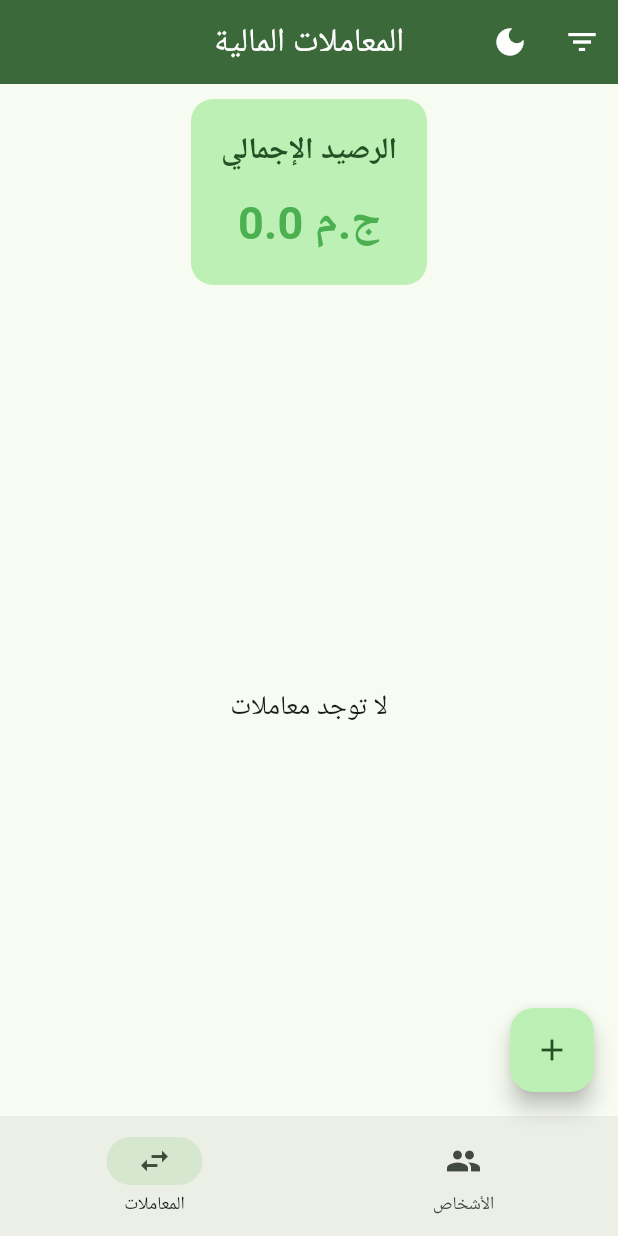
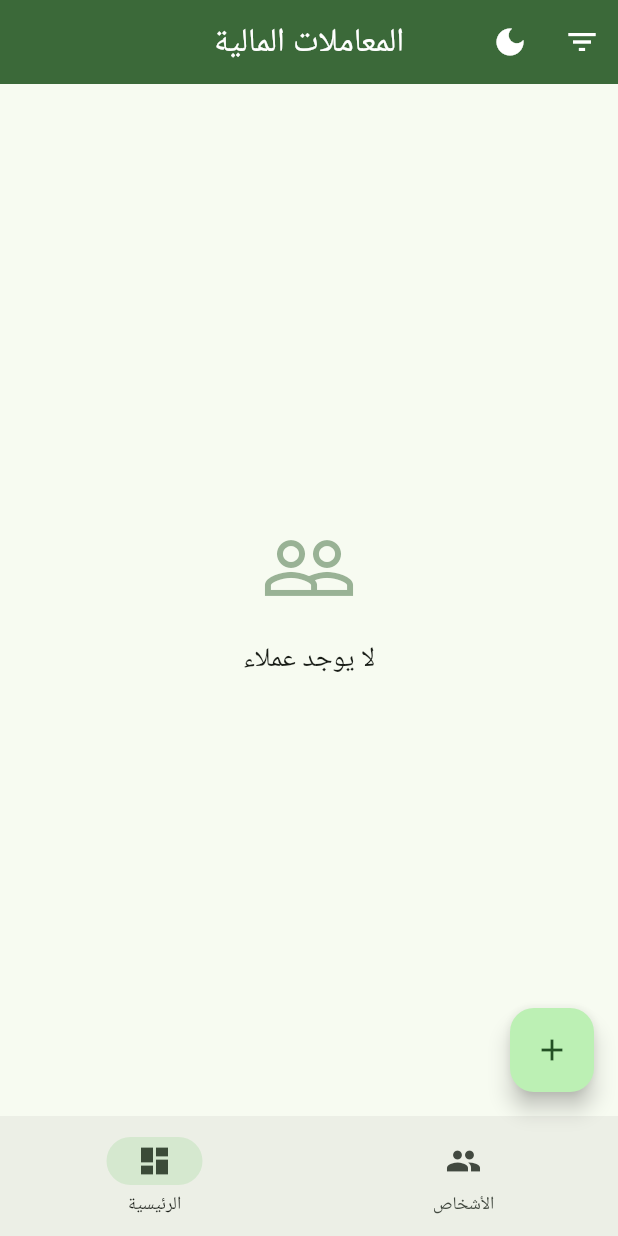
Before and after one commit to Dev-3li/Flutter-First-App, a Flutter app: the screen it shows after launch, on a phone screen of 412 x 824 dp. Run offline on Flutter 3.47's test engine with Material 3 defaults, Android fonts, the phone set to English and light mode, and no system bars; Roboto replaces fonts that are missing (Cairo).

Commit message:
تحسينات كبيرة على التطبيق: - إضافة كروت العملاء في الصفحة الرئيسية - تحسين الألوان لتكون أكثر راحة للعين - تحسين التصميم العام

```diff
--- a/lib/main.dart
+++ b/lib/main.dart
@@ -28,7 +28,7 @@ class _MyAppState extends State<MyApp> {
       title: 'إدارة العمليات المالية',
       theme: ThemeData(
         colorScheme: ColorScheme.fromSeed(
-          seedColor: Colors.green,
+          seedColor: const Color(0xFF4CAF50),
           brightness: Brightness.light,
         ),
         useMaterial3: true,
@@ -36,9 +36,14 @@ class _MyAppState extends State<MyApp> {
       ),
       darkTheme: ThemeData(
         colorScheme: ColorScheme.fromSeed(
-          seedColor: Colors.green,
+          seedColor: const Color(0xFF4CAF50),
           brightness: Brightness.dark,
+          background: const Color(0xFF1A1A1A),
+          surface: const Color(0xFF252525),
+          primary: const Color(0xFF4CAF50),
+          secondary: const Color(0xFF66BB6A),
         ),
+        scaffoldBackgroundColor: const Color(0xFF1A1A1A),
         useMaterial3: true,
         fontFamily: 'Cairo',
       ),
@@ -87,7 +92,6 @@ class _HomePageState extends State<HomePage> {
   }
 
   void _deletePerson(Person person) {
-    // التحقق من عدم وجود معاملات للشخص
     final hasTransactions = transactions.any((t) => t.person == person);
     if (hasTransactions) {
       showDialog(
@@ -124,7 +128,6 @@ class _HomePageState extends State<HomePage> {
         ),
         centerTitle: true,
         actions: [
-          // زر تبديل الثيم
           IconButton(
             icon: Icon(
               isDark ? Icons.light_mode : Icons.dark_mode,
@@ -146,7 +149,6 @@ class _HomePageState extends State<HomePage> {
       body: IndexedStack(
         index: _selectedIndex,
         children: [
-          // شاشة المعاملات
           Column(
             children: [
               if (_showFilter)
@@ -174,80 +176,110 @@ class _HomePageState extends State<HomePage> {
                     },
                   ),
                 ),
-              // الرصيد الإجمالي
-              Container(
-                padding: const EdgeInsets.all(20),
-                margin: const EdgeInsets.all(10),
-                decoration: BoxDecoration(
-                  color: Theme.of(context).colorScheme.primaryContainer,
-                  borderRadius: BorderRadius.circular(15),
+              Expanded(
+                child: people.isEmpty
+                    ? Center(
+                        child: Column(
+                          mainAxisAlignment: MainAxisAlignment.center,
+                          children: [
+                            Icon(
+                              Icons.people_outline,
+                              size: 64,
+                              color: Theme.of(context).colorScheme.primary.withOpacity(0.5),
                             ),
-                child: Column(
-                  children: [
+                            const SizedBox(height: 16),
                             Text(
-                      'الرصيد الإجمالي',
+                              'لا يوجد عملاء',
                               style: TextStyle(
-                        fontSize: 20,
-                        fontWeight: FontWeight.bold,
-                        color: Theme.of(context).colorScheme.onPrimaryContainer,
-                      ),
-                    ),
-                    const SizedBox(height: 10),
-                    Text(
-                      '$totalBalance ج.م',
-                      style: TextStyle(
-                        fontSize: 30,
-                        fontWeight: FontWeight.bold,
-                        color: totalBalance >= 0 ? Colors.green : Colors.red,
+                                fontSize: 18,
+                                color: Theme.of(context).colorScheme.onSurface,
                               ),
                             ),
                           ],
                         ),
+                      )
+                    : GridView.builder(
+                        padding: const EdgeInsets.all(16),
+                        gridDelegate: const SliverGridDelegateWithFixedCrossAxisCount(
+                          crossAxisCount: 2,
+                          childAspectRatio: 1,
+                          crossAxisSpacing: 16,
+                          mainAxisSpacing: 16,
                         ),
-              // قائمة المعاملات
-              Expanded(
-                child: transactions.isEmpty
-                    ? const Center(
+                        itemCount: people.length,
+                        itemBuilder: (context, index) {
+                          final person = people[index];
+                          final personTransactions = transactions.where((t) => t.person == person).toList();
+                          double balance = 0;
+                          for (var transaction in personTransactions) {
+                            if (transaction.type == TransactionType.credit) {
+                              balance += transaction.amount;
+                            } else {
+                              balance -= transaction.amount;
+                            }
+                          }
+
+                          return Card(
+                            elevation: 4,
+                            child: InkWell(
+                              onTap: () {
+                                // TODO: عرض تفاصيل العميل
+                              },
+                              child: Padding(
+                                padding: const EdgeInsets.all(16),
+                                child: Column(
+                                  mainAxisAlignment: MainAxisAlignment.center,
+                                  children: [
+                                    CircleAvatar(
+                                      radius: 30,
+                                      backgroundColor: Theme.of(context).colorScheme.primary,
                                       child: Text(
-                          'لا توجد معاملات',
-                          style: TextStyle(fontSize: 18),
-                        ),
-                      )
-                    : ListView.builder(
-                        itemCount: transactions.length,
-                        itemBuilder: (context, index) {
-                          final transaction = transactions[index];
-                          if (_showFilter && transaction.type != _filterType) {
-                            return const SizedBox.shrink();
-                          }
-                          return Card(
-                            margin: const EdgeInsets.symmetric(
-                              horizontal: 10,
-                              vertical: 5,
-                            ),
-                            child: ListTile(
-                              leading: CircleAvatar(
-                                backgroundColor: transaction.type == TransactionType.credit
-                                    ? Colors.green
-                                    : Colors.red,
-                                child: Icon(
-                                  transaction.type == TransactionType.credit
-                                      ? Icons.arrow_circle_up
-                                      : Icons.arrow_circle_down,
-                                  color: Colors.white,
+                                        person.name[0],
+                                        style: TextStyle(
+                                          fontSize: 24,
+                                          color: Theme.of(context).colorScheme.onPrimary,
                                         ),
                                       ),
-                              title: Text(transaction.description),
-                              subtitle: Text(
-                                '${transaction.person.name} - ${_formatDate(transaction.date)}',
                                     ),
-                              trailing: Text(
-                                '${transaction.type == TransactionType.credit ? '+' : '-'} ${transaction.amount} ج.م',
+                                    const SizedBox(height: 12),
+                                    Text(
+                                      person.name,
+                                      style: const TextStyle(
+                                        fontSize: 16,
+                                        fontWeight: FontWeight.bold,
+                                      ),
+                                      textAlign: TextAlign.center,
+                                      maxLines: 1,
+                                      overflow: TextOverflow.ellipsis,
+                                    ),
+                                    if (person.phone != null) ...[
+                                      const SizedBox(height: 4),
+                                      Text(
+                                        person.phone!,
                                         style: TextStyle(
-                                  color: transaction.type == TransactionType.credit
-                                      ? Colors.green
-                                      : Colors.red,
+                                          fontSize: 12,
+                                          color: Theme.of(context).colorScheme.onSurfaceVariant,
+                                        ),
+                                        textAlign: TextAlign.center,
+                                      ),
+                                    ],
+                                    const SizedBox(height: 8),
+                                    Text(
+                                      '${balance.abs()} ج.م',
+                                      style: TextStyle(
+                                        fontSize: 18,
                                         fontWeight: FontWeight.bold,
+                                        color: balance >= 0 ? Colors.green : Colors.red,
+                                      ),
+                                    ),
+                                    Text(
+                                      balance >= 0 ? 'دائن' : 'مدين',
+                                      style: TextStyle(
+                                        fontSize: 12,
+                                        color: Theme.of(context).colorScheme.onSurfaceVariant,
+                                      ),
+                                    ),
+                                  ],
                                 ),
                               ),
                             ),
@@ -257,7 +289,6 @@ class _HomePageState extends State<HomePage> {
               ),
             ],
           ),
-          // شاشة الأشخاص
           PeopleScreen(
             people: people,
             onAdd: _addPerson,
@@ -274,8 +305,8 @@ class _HomePageState extends State<HomePage> {
         },
         destinations: const [
           NavigationDestination(
-            icon: Icon(Icons.swap_horiz),
-            label: 'المعاملات',
+            icon: Icon(Icons.dashboard),
+            label: 'الرئيسية',
           ),
           NavigationDestination(
             icon: Icon(Icons.people),
@@ -283,14 +314,16 @@ class _HomePageState extends State<HomePage> {
           ),
         ],
       ),
-      floatingActionButton: _selectedIndex == 0
-          ? FloatingActionButton(
+      floatingActionButton: FloatingActionButton(
         onPressed: () {
+          if (_selectedIndex == 0) {
             _showAddTransactionDialog();
+          } else {
+            _showAddPersonDialog();
+          }
         },
-              child: const Icon(Icons.add),
-            )
-          : null,
+        child: Icon(_selectedIndex == 0 ? Icons.add : Icons.person_add),
+      ),
     );
   }
 
@@ -383,7 +416,6 @@ class _HomePageState extends State<HomePage> {
   }
 }
 
-// نموذج المعاملة
 class Transaction {
   final String description;
   final double amount;
@@ -399,13 +431,11 @@ class Transaction {
   }) : date = DateTime.now();
 }
 
-// نوع المعاملة
 enum TransactionType {
-  credit, // دائن
-  debit, // مدين
+  credit,
+  debit,
 }
 
-// نموذج الشخص
 class Person {
   final String name;
   final String? phone;
```
Lines whose indentation alone changed are shown as unchanged.
